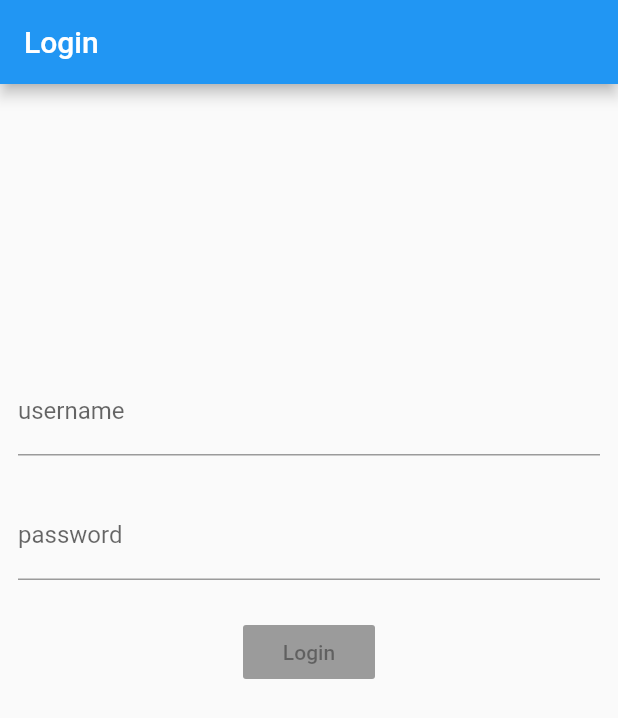
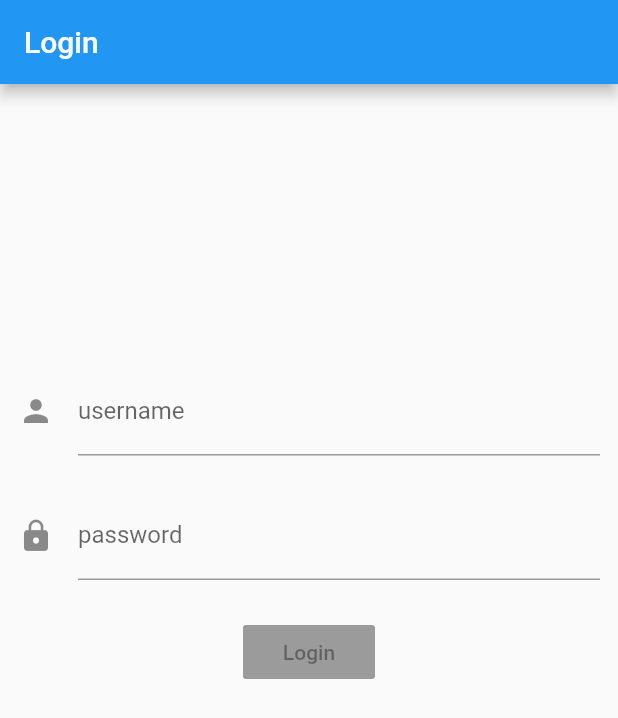
Before and after one commit to jacksontong/flutter_login, a Flutter app: the screen it shows after launch, on a phone screen of 412 x 824 dp. Shown: the top 718 px of the screen. Run offline on Flutter 3.47's test engine with Material 2 defaults, Android fonts, the phone set to English and light mode, and no system bars; our stand-ins replace bloc, equatable, flutter_bloc, formz; accounts and stored records are empty.

Commit message:
add icon

```diff
--- a/lib/login/view/login_form.dart
+++ b/lib/login/view/login_form.dart
@@ -44,6 +44,7 @@ class _UsernameInput extends StatelessWidget {
             context.read<LoginBloc>().add(LoginUsernameChanged(username)),
         decoration: InputDecoration(
             labelText: 'username',
+            icon: Icon(Icons.person),
             errorText: state.username.invalid ? 'invalid username' : null),
       ),
     );
@@ -62,6 +63,7 @@ class _PasswordInput extends StatelessWidget {
         obscureText: true,
         decoration: InputDecoration(
             labelText: 'password',
+            icon: Icon(Icons.lock),
             errorText: state.password.invalid ? 'invalid password' : null),
       ),
     );
```
